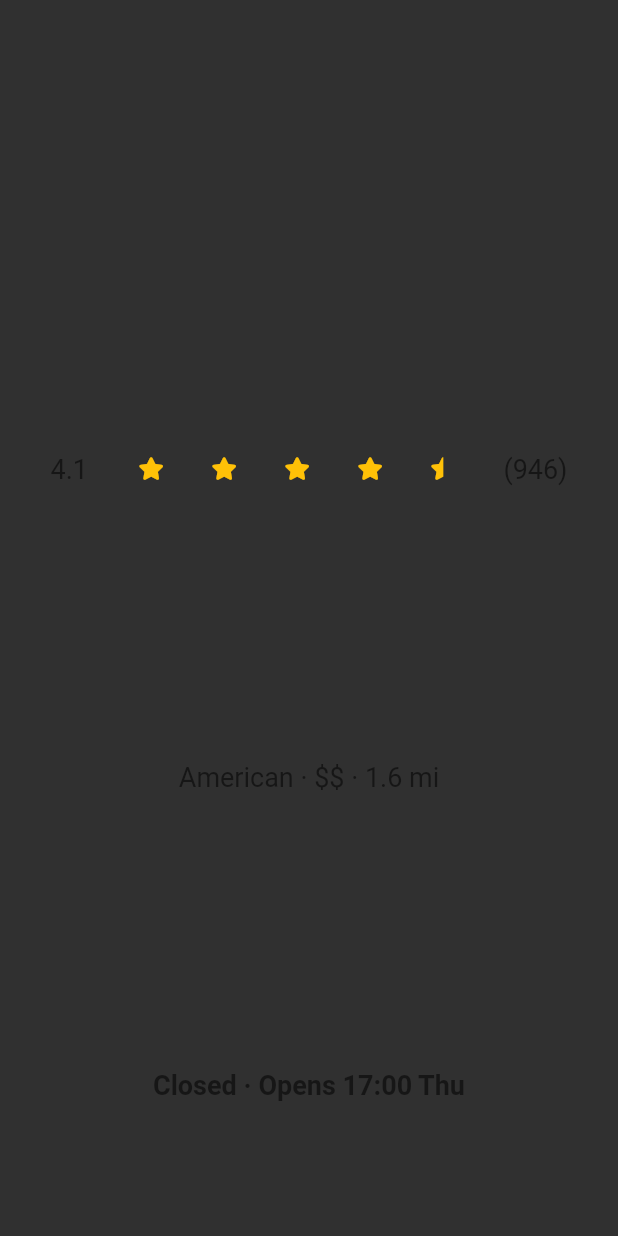
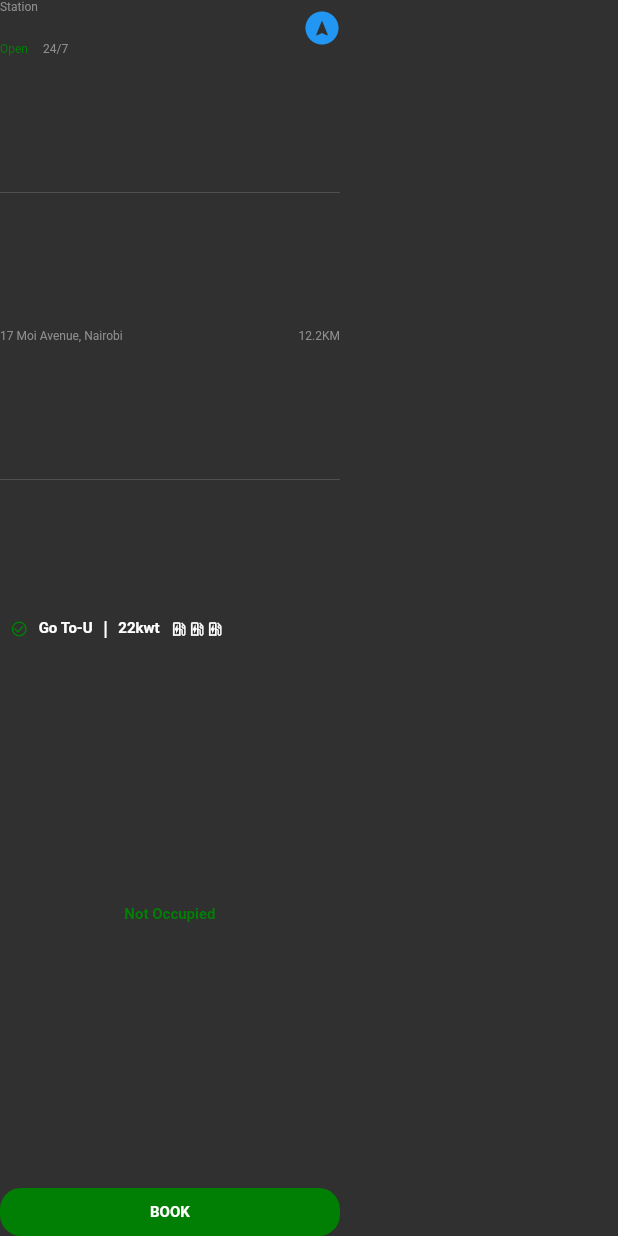
Before and after one commit to cyenite/EV-Stations, a Flutter app: the StationDetail widget shown alone on an empty page, opened directly with empty values, on a phone screen of 412 x 824 dp. Run offline on Flutter 3.47's test engine with Material 2 defaults, Android fonts, the phone set to English and light mode, and no system bars; our stand-ins replace firebase_auth, firebase_core, flutter_icons, get, google_maps_flutter; missing offline and left inert: lit_firebase_auth, search_map_place; accounts and stored records are empty.

Commit message:
Station detail widget design

```diff
--- a/lib/screens/map/map_page.dart
+++ b/lib/screens/map/map_page.dart
@@ -6,6 +6,7 @@ import 'package:ev_stations/widgets/station_detail_container.dart';
 import 'package:flutter/material.dart';
 import 'package:flutter/services.dart' show rootBundle;
 import 'package:google_maps_flutter/google_maps_flutter.dart';
+import 'package:search_map_place/search_map_place.dart';
 
 class MapPage extends StatefulWidget {
   @override
@@ -15,8 +16,10 @@ class MapPage extends StatefulWidget {
 class _MapPageState extends State<MapPage> with WidgetsBindingObserver {
   String _darkMapStyle;
   String _lightMapStyle;
+  bool darkMode;
   double zoomVal = 5.0;
   Completer<GoogleMapController> _controller = Completer();
+  Size size;
 
   CustomAppBar customAppBar(BuildContext context) {
     return CustomAppBar(
@@ -44,15 +47,20 @@ class _MapPageState extends State<MapPage> with WidgetsBindingObserver {
     _darkMapStyle = await rootBundle.loadString('assets/map_styles/dark.json');
     _lightMapStyle =
         await rootBundle.loadString('assets/map_styles/light.json');
+    final controller = await _controller.future;
+    controller.setMapStyle(_darkMapStyle);
   }
 
   Future _setMapStyle() async {
     final controller = await _controller.future;
     final theme = WidgetsBinding.instance.window.platformBrightness;
-    if (theme == Brightness.dark)
+    if (theme == Brightness.dark) {
+      darkMode = true;
       controller.setMapStyle(_darkMapStyle);
-    else
+    } else {
+      darkMode = false;
       controller.setMapStyle(_lightMapStyle);
+    }
   }
 
   @override
@@ -76,9 +84,10 @@ class _MapPageState extends State<MapPage> with WidgetsBindingObserver {
 
   @override
   Widget build(BuildContext context) {
+    size = MediaQuery.of(context).size;
     return Scaffold(
       backgroundColor: Palette.blackColor,
-      appBar: customAppBar(context),
+      //appBar: customAppBar(context),
       body: Stack(
         children: <Widget>[
           _buildGoogleMap(context),
@@ -94,7 +103,20 @@ class _MapPageState extends State<MapPage> with WidgetsBindingObserver {
       margin: EdgeInsets.only(top: 50.0),
       child: Align(
         alignment: Alignment.topCenter,
-        child: SizedBox.shrink(),
+        child: SearchMapPlaceWidget(
+          apiKey: "AIzaSyDRjm1kXoR2WVRXumc3DNpVB54ngm-IFHM",
+          darkMode: darkMode == null ? true : false,
+          onSelected: (Place place) async {
+            final geolocation = await place.geolocation;
+
+            // Will animate the GoogleMap camera, taking us to the selected position with an appropriate zoom
+            final GoogleMapController controller = await _controller.future;
+            controller
+                .animateCamera(CameraUpdate.newLatLng(geolocation.coordinates));
+            controller.animateCamera(
+                CameraUpdate.newLatLngBounds(geolocation.bounds, 0));
+          },
+        ),
       ),
     );
   }
@@ -104,7 +126,7 @@ class _MapPageState extends State<MapPage> with WidgetsBindingObserver {
       alignment: Alignment.bottomLeft,
       child: Container(
         margin: EdgeInsets.symmetric(vertical: 20.0),
-        height: 150.0,
+        height: size.height * 0.3,
         child: ListView(
           scrollDirection: Axis.horizontal,
           children: <Widget>[
@@ -150,13 +172,11 @@ class _MapPageState extends State<MapPage> with WidgetsBindingObserver {
         child: new FittedBox(
           child: Material(
               color: Color(0xFF252c34),
-              elevation: 14.0,
-              borderRadius: BorderRadius.circular(24.0),
-              shadowColor: Palette.primaryColor,
+              borderRadius: BorderRadius.circular(14.0),
               child: Row(
                 mainAxisAlignment: MainAxisAlignment.spaceBetween,
                 children: <Widget>[
-                  Container(
+                  /* Container(
                     width: 180,
                     height: 200,
                     child: ClipRRect(
@@ -166,11 +186,14 @@ class _MapPageState extends State<MapPage> with WidgetsBindingObserver {
                         image: NetworkImage(_image),
                       ),
                     ),
-                  ),
+                  ),*/
                   Container(
                     child: Padding(
                       padding: const EdgeInsets.all(8.0),
-                      child: StationDetail(stationName: stationName),
+                      child: StationDetail(
+                        stationName: stationName,
+                        size: size,
+                      ),
                     ),
                   ),
                 ],
--- a/lib/screens/navigation_screen.dart
+++ b/lib/screens/navigation_screen.dart
@@ -38,6 +38,7 @@ class _NavigationScreenState extends State<NavigationScreen> {
     return Scaffold(
       backgroundColor: Palette.blackColor,
       body: PageView(
+        physics: NeverScrollableScrollPhysics(),
         children: [
           Center(
             child: Text('History'),
--- a/lib/widgets/station_detail_container.dart
+++ b/lib/widgets/station_detail_container.dart
@@ -1,9 +1,10 @@
+import 'package:ev_stations/constants/pallete.dart';
 import 'package:flutter/material.dart';
-import 'package:font_awesome_flutter/font_awesome_flutter.dart';
 
 class StationDetail extends StatefulWidget {
+  final Size size;
   final String stationName;
-  StationDetail({@required this.stationName});
+  StationDetail({@required this.stationName, @required this.size});
 
   @override
   _StationDetailState createState() => _StationDetailState();
@@ -12,7 +13,7 @@ class StationDetail extends StatefulWidget {
 class _StationDetailState extends State<StationDetail> {
   @override
   Widget build(BuildContext context) {
-    return Column(
+    /*return Column(
       mainAxisAlignment: MainAxisAlignment.spaceEvenly,
       children: <Widget>[
         Padding(
@@ -21,12 +22,12 @@ class _StationDetailState extends State<StationDetail> {
               child: Text(
             widget.stationName,
             style: TextStyle(
-                      color: Color(0xff6200ee),
+                color: Palette.primaryColor,
                 fontSize: 24.0,
                 fontWeight: FontWeight.bold),
           )),
         ),
-          SizedBox(height: 5.0),
+        SizedBox(height: 10.0),
         Container(
             child: Row(
           mainAxisAlignment: MainAxisAlignment.spaceEvenly,
@@ -35,7 +36,6 @@ class _StationDetailState extends State<StationDetail> {
                 child: Text(
               "4.1",
               style: TextStyle(
-                          color: Colors.black54,
                 fontSize: 18.0,
               ),
             )),
@@ -78,7 +78,6 @@ class _StationDetailState extends State<StationDetail> {
                 child: Text(
               "(946)",
               style: TextStyle(
-                          color: Colors.black54,
                 fontSize: 18.0,
               ),
             )),
@@ -89,7 +88,6 @@ class _StationDetailState extends State<StationDetail> {
             child: Text(
           "American \u00B7 \u0024\u0024 \u00B7 1.6 mi",
           style: TextStyle(
-                  color: Colors.black54,
             fontSize: 18.0,
           ),
         )),
@@ -97,12 +95,164 @@ class _StationDetailState extends State<StationDetail> {
         Container(
             child: Text(
           "Closed \u00B7 Opens 17:00 Thu",
-                style: TextStyle(
-                    color: Colors.black54,
-                    fontSize: 18.0,
-                    fontWeight: FontWeight.bold),
+          style: TextStyle(fontSize: 18.0, fontWeight: FontWeight.bold),
         )),
       ],
+    );*/
+    return Container(
+      width: widget.size.width * 0.55,
+      child: Expanded(
+        child: Column(
+          mainAxisAlignment: MainAxisAlignment.spaceBetween,
+          children: [
+            Row(
+              mainAxisAlignment: MainAxisAlignment.spaceBetween,
+              mainAxisSize: MainAxisSize.max,
+              children: [
+                Column(
+                  crossAxisAlignment: CrossAxisAlignment.start,
+                  children: [
+                    Text(
+                      'Station',
+                      style: TextStyle(
+                        color: Palette.greyColor,
+                        fontSize: 8.0,
+                      ),
+                    ),
+                    Row(
+                      mainAxisAlignment: MainAxisAlignment.spaceBetween,
+                      children: [
+                        Text(
+                          widget.stationName,
+                          style: TextStyle(
+                              fontSize: 16.0, fontWeight: FontWeight.bold),
+                        ),
+                      ],
+                    ),
+                    Row(
+                      crossAxisAlignment: CrossAxisAlignment.start,
+                      children: [
+                        Text(
+                          'Open',
+                          style: TextStyle(
+                            fontSize: 8.0,
+                            color: Palette.primaryColor,
+                          ),
+                        ),
+                        SizedBox(width: 10.0),
+                        Text(
+                          '24/7',
+                          style: TextStyle(
+                            color: Palette.greyColor,
+                            fontSize: 8.0,
+                          ),
+                        )
+                      ],
+                    )
+                  ],
+                ),
+                Icon(
+                  Icons.assistant_navigation,
+                  color: Colors.blue,
+                )
+              ],
+            ),
+            Divider(
+              color: Colors.grey,
+              thickness: 0.2,
+            ),
+            Row(
+              mainAxisAlignment: MainAxisAlignment.spaceBetween,
+              children: [
+                Text(
+                  '17 Moi Avenue, Nairobi',
+                  style: TextStyle(
+                    color: Palette.greyColor,
+                    fontSize: 8.0,
+                  ),
+                ),
+                Text(
+                  '12.2KM',
+                  style: TextStyle(
+                    color: Palette.greyColor,
+                    fontSize: 8.0,
+                  ),
+                ),
+              ],
+            ),
+            Divider(
+              color: Colors.grey,
+              thickness: 0.2,
+            ),
+            Row(
+              mainAxisSize: MainAxisSize.max,
+              mainAxisAlignment: MainAxisAlignment.spaceBetween,
+              children: [
+                Expanded(
+                  flex: 1,
+                  child: Row(
+                    mainAxisAlignment: MainAxisAlignment.spaceEvenly,
+                    children: [
+                      Icon(
+                        Icons.check_circle_outline,
+                        color: Palette.primaryColor,
+                        size: 12,
+                      ),
+                      Text(
+                        'Go To-U',
+                        style: TextStyle(
+                            fontSize: 10.0, fontWeight: FontWeight.bold),
+                      ),
+                      Text('|'),
+                      Text(
+                        '22kwt',
+                        style: TextStyle(
+                            fontSize: 10.0, fontWeight: FontWeight.bold),
+                      ),
+                    ],
+                  ),
+                ),
+                Expanded(
+                  flex: 1,
+                  child: Row(
+                    children: [
+                      Icon(Icons.ev_station_outlined, size: 12),
+                      Icon(Icons.ev_station_outlined, size: 12),
+                      Icon(Icons.ev_station_outlined, size: 12),
+                    ],
+                  ),
+                ),
+              ],
+            ),
+            SizedBox(
+              height: 10.0,
+            ),
+            Text(
+              'Not Occupied',
+              style: TextStyle(
+                  color: Palette.primaryColor,
+                  fontSize: 10.0,
+                  fontWeight: FontWeight.bold),
+            ),
+            SizedBox(
+              height: 10.0,
+            ),
+            Container(
+              padding: EdgeInsets.all(10.0),
+              child: Center(
+                child: Text(
+                  'BOOK',
+                  style: TextStyle(fontSize: 10.0, fontWeight: FontWeight.bold),
+                ),
+              ),
+              decoration: BoxDecoration(
+                color: Palette.primaryColor,
+                borderRadius: BorderRadius.circular(14.0),
+              ),
+            ),
+          ],
+        ),
+      ),
     );
   }
 }
```
Also changed, not shown: 1 other file. Lines whose indentation alone changed are shown as unchanged.
